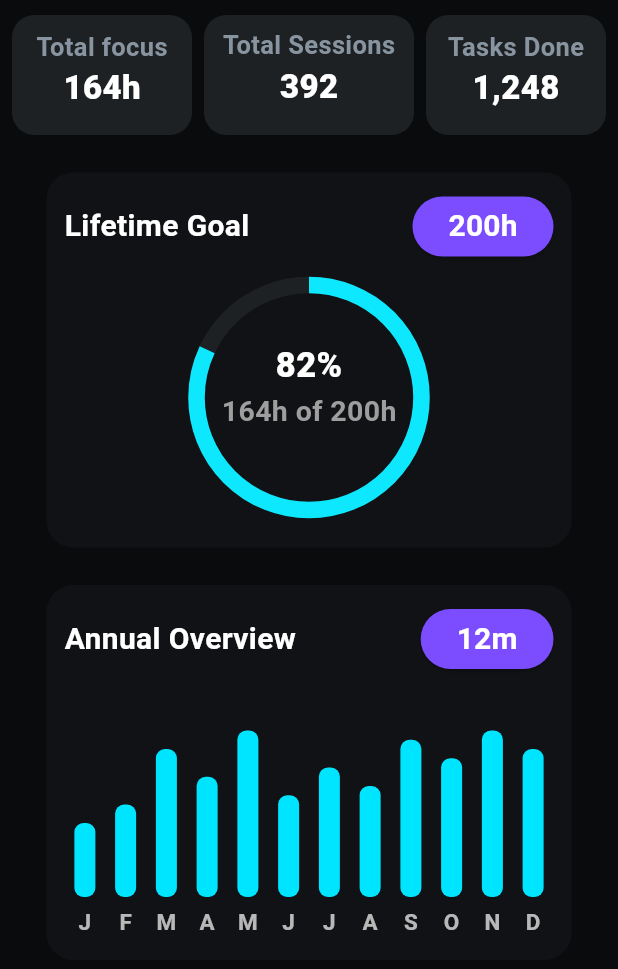
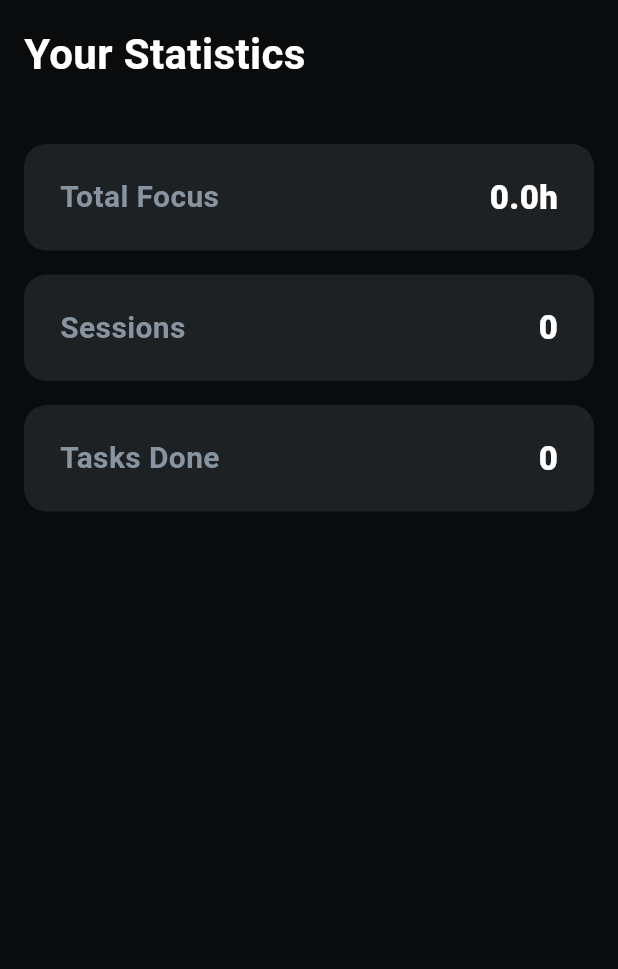
Before and after one commit to Mustafa-bangash/FocusFlow, a Flutter app: the AllStats screen opened directly, on a phone screen of 412 x 824 dp. Shown: the top 969 px of the screen. Run offline on Flutter 3.47's test engine with Material 3 defaults, Android fonts, the phone set to English and light mode, and no system bars; drawn by our look-alikes of fl_chart; our stand-ins replace cloud_firestore, firebase_auth, firebase_core; accounts and stored records are empty.

Commit message:
Stats screen ui refined

```diff
--- a/lib/AllStats/AllStats.dart
+++ b/lib/AllStats/AllStats.dart
@@ -1,207 +1,126 @@
+import 'package:cloud_firestore/cloud_firestore.dart';
+import 'package:firebase_auth/firebase_auth.dart';
 import 'package:flutter/material.dart';
-import 'package:fl_chart/fl_chart.dart';
 
-class AllStats extends StatelessWidget{
+// Converted to a StatefulWidget to fetch and display live data.
+class AllStats extends StatefulWidget {
   const AllStats({super.key});
-  double _getMonthData(int i) {
-    final data = [4.0, 5.0, 8.0, 6.5, 9.0, 5.5, 7.0, 6.0, 8.5, 7.5, 9.0, 8.0];
-    return data[i];
+
+  @override
+  State<AllStats> createState() => _AllStatsState();
+}
+
+class _AllStatsState extends State<AllStats> {
+  // REFACTORED: This is now a full-width card for a much cleaner look.
+  Widget _buildStatCard(String title, String value) {
+    return Container(
+      padding: const EdgeInsets.symmetric(horizontal: 24, vertical: 20),
+      decoration: BoxDecoration(
+        color: const Color(0xFF1E2124),
+        borderRadius: BorderRadius.circular(15),
+      ),
+      child: Row(
+        mainAxisAlignment: MainAxisAlignment.spaceBetween,
+        children: [
+          Text(
+            title,
+            style: const TextStyle(color: Color(0xff8894A0), fontWeight: FontWeight.bold, fontSize: 20),
+          ),
+          Text(
+            value,
+            style: const TextStyle(color: Colors.white, fontSize: 22, fontWeight: FontWeight.w900),
+          ),
+        ],
+      ),
+    );
   }
 
   @override
   Widget build(BuildContext context) {
+    final userId = FirebaseAuth.instance.currentUser?.uid;
+
+    if (userId == null) {
+      return const Scaffold(
+        backgroundColor: Color(0xFF0A0B0D),
+        body: Center(
+          child: Text("Please log in to see your stats.", style: TextStyle(color: Colors.white70)),
+        ),
+      );
+    }
+
     return Scaffold(
-      backgroundColor: Color(0xFF0A0B0D),
-    body: Column(
-      children: [
-        Container(
-          margin: EdgeInsets.only(top: 10),
+      backgroundColor: const Color(0xFF0A0B0D),
+      body: StreamBuilder<QuerySnapshot>(
+        stream: FirebaseFirestore.instance
+            .collection('users')
+            .doc(userId)
+            .collection('tasks')
+            .where('isCompleted', isEqualTo: true)
+            .snapshots(),
+        builder: (context, snapshot) {
+          if (snapshot.connectionState == ConnectionState.waiting) {
+            return const Center(child: CircularProgressIndicator());
+          }
 
-          child: Row(
-            mainAxisAlignment: MainAxisAlignment.spaceEvenly,
-            children: [
-              Container(
-                width: 120,
-                height: 80,
-                padding: EdgeInsets.all(8),
-                decoration: BoxDecoration(
-                  color: Color(0xFF1E2124),
+          if (snapshot.hasError) {
+            return Center(child: Text("Error: ${snapshot.error}", style: const TextStyle(color: Colors.red)));
+          }
 
-                  border: Border.all(
-                    color: Colors.transparent,
+          return SafeArea(
+            child: Padding(
+              padding: const EdgeInsets.all(16.0),
+              child: Column(
+                crossAxisAlignment: CrossAxisAlignment.stretch,
+                children: [
+                  const Text(
+                    "Your Statistics",
+                    style: TextStyle(color: Colors.white, fontSize: 28, fontWeight: FontWeight.bold),
+                  ),
+                  const SizedBox(height: 40),
 
-                  ),
-                  borderRadius: BorderRadius.circular(15)
-                ),
-                child: Column(
-                  children: [
-                    Text("Total focus",style: TextStyle(color: Color(0xff8894A0), fontWeight: FontWeight.bold, fontSize: 17),),
-                    Text("164h",style: TextStyle(color: Colors.white, fontSize: 22, fontWeight: FontWeight.w900),)
+                  // REFACTORED: The cards are now in a Column for a vertical, one-per-line layout.
+                  if (!snapshot.hasData || snapshot.data!.docs.isEmpty)
+                    Column(
+                      children: [
+                        _buildStatCard("Total Focus", "0.0h"),
+                        const SizedBox(height: 16),
+                        _buildStatCard("Sessions", "0"),
+                        const SizedBox(height: 16),
+                        _buildStatCard("Tasks Done", "0"),
+                      ],
+                    )
+                  else ...[
+                    Builder(builder: (context) {
+                      final completedTasks = snapshot.data!.docs;
+                      int tasksDone = completedTasks.length;
+                      int totalMinutes = 0;
+
+                      for (var doc in completedTasks) {
+                        final data = doc.data() as Map<String, dynamic>;
+                        final durationString = data['duration']?.toString().replaceAll('m', '') ?? '0';
+                        totalMinutes += int.tryParse(durationString) ?? 0;
+                      }
+
+                      String totalHours = (totalMinutes / 60).toStringAsFixed(1);
+
+                      // REFACTORED: Using a Column with spacing for a much cleaner design.
+                      return Column(
+                        children: [
+                          _buildStatCard("Total Focus", "${totalHours}h"),
+                          const SizedBox(height: 16),
+                          _buildStatCard("Sessions", tasksDone.toString()),
+                          const SizedBox(height: 16),
+                          _buildStatCard("Tasks Done", tasksDone.toString()),
+                        ],
+                      );
+                    })
                   ],
-                ),
-              ),
-              Container(
-                width: 140,
-                height: 80,
-                padding: EdgeInsets.all(7),
-                decoration: BoxDecoration(
-                    color: Color(0xFF1E2124),
-
-                    border: Border.all(
-                      color: Colors.transparent,
-
-                    ),
-                    borderRadius: BorderRadius.circular(15)
-                ),
-                child: Column(
-                  children: [
-                    Text("Total Sessions",style: TextStyle(color: Color(0xff8894A0), fontWeight: FontWeight.bold, fontSize: 17),),
-                    Text("392",style: TextStyle(color: Colors.white, fontSize: 22, fontWeight: FontWeight.w900),)
-                  ],
-                ),
-              ),
-              Container(
-                width: 120,
-                height: 80,
-                padding: EdgeInsets.all(8),
-                decoration: BoxDecoration(
-                    color: Color(0xFF1E2124),
-
-                    border: Border.all(
-                      color: Colors.transparent,
-
-                    ),
-                    borderRadius: BorderRadius.circular(15)
-                ),
-                child: Column(
-                  children: [
-                    Text("Tasks Done",style: TextStyle(color: Color(0xff8894A0), fontWeight: FontWeight.bold, fontSize: 17),),
-                    Text("1,248",style: TextStyle(color: Colors.white, fontSize: 22, fontWeight: FontWeight.w900),)
-                  ],
-                ),
-              ),
-            ],
-          ),
-        ),
-        Container(
-          margin: EdgeInsets.only(top: 25),
-          width: 350,
-          height: 250,
-          padding: EdgeInsets.all(12),
-          decoration: BoxDecoration(
-            color: Color(0xFF111215),
-            borderRadius: BorderRadius.circular(18)
-          ),
-          child: Column(
-            children: [
-              Row(
-                mainAxisAlignment: MainAxisAlignment.spaceBetween,
-                children: [
-                  Text("Lifetime Goal", style: TextStyle(color: Colors.white, fontSize: 20, fontWeight: FontWeight.bold),),
-                  ElevatedButton( onPressed:(){} , style:ElevatedButton.styleFrom(backgroundColor: Colors.deepPurpleAccent, )   ,child: Text("200h", style: TextStyle(color: Colors.white, fontWeight: FontWeight.bold, fontSize: 20),)),
                 ],
               ),
-              Stack(
-                alignment: Alignment.center,
-                children:[
-                  Padding(
-                    padding: const EdgeInsets.only(top: 15),
-                    child: SizedBox(
-                      height: 150,
-                      width: 150,
-
-                      child: CircularProgressIndicator(
-                        value: 0.82,
-                        strokeWidth: 11,
-                        color: Color(0xFF0EE8FF),
-                        backgroundColor: Color(0xFF1E2124),
-                      ),
-                    ),
-                  ),
-                  Column(
-                    children: [
-                      Text("82%", style: TextStyle(color: Colors.white, fontSize: 23, fontWeight: FontWeight.w900),),
-                      Text("164h of 200h", style: TextStyle(color: Colors.grey, fontSize: 19, fontWeight: FontWeight.bold),)
-                    ],
-                  )
-                ]
-              )
-            ],
-          )
-        ),
-        Container(
-            margin: EdgeInsets.only(top: 25),
-            width: 350,
-            height: 250,
-            padding: EdgeInsets.all(12),
-            decoration: BoxDecoration(
-                color: Color(0xFF111215),
-                borderRadius: BorderRadius.circular(18)
             ),
-            child: Column(
-              children: [
-                Row(
-                  mainAxisAlignment: MainAxisAlignment.spaceBetween,
-                  children: [
-                    Text("Annual Overview", style: TextStyle(color: Colors.white, fontSize: 20, fontWeight: FontWeight.bold),),
-                    ElevatedButton( onPressed:(){} , style:ElevatedButton.styleFrom(backgroundColor: Colors.deepPurpleAccent, )   ,child: Text("12m", style: TextStyle(color: Colors.white, fontWeight: FontWeight.bold, fontSize: 20),)),
-                  ],
-                ),
-
-                  SizedBox(
-                    height: 170,
-                    child: BarChart(
-                      BarChartData(
-                        alignment: BarChartAlignment.spaceAround,
-                        maxY: 12,
-                        barTouchData: BarTouchData(enabled: false),
-                        titlesData: FlTitlesData(
-                          leftTitles: const AxisTitles(sideTitles: SideTitles(showTitles: false)),
-                          topTitles: const AxisTitles(sideTitles: SideTitles(showTitles: false)),
-                          rightTitles: const AxisTitles(sideTitles: SideTitles(showTitles: false)),
-                          bottomTitles: AxisTitles(
-                            sideTitles: SideTitles(
-                              showTitles: true,
-                              getTitlesWidget: (value, meta) {
-                                const months = ['J','F','M','A','M','J','J','A','S','O','N','D'];
-                                final index = value.toInt();
-                                final label = (index >= 0 && index < months.length) ? months[index] : '';
-                                return Padding(
-                                  padding: const EdgeInsets.only(top: 6.0),
-                                  child: Text(label, style: const TextStyle(color: Colors.white70, fontSize: 15, fontWeight: FontWeight.bold)),
-                                );
-                              },
-                              reservedSize: 22,
-                            ),
-                          ),
-                        ),
-                        gridData: FlGridData(show: false),
-                        borderData: FlBorderData(show: false),
-                        barGroups: List.generate(12, (i) {
-                          final val = _getMonthData(i); // Data values from helper method
-                          return BarChartGroupData(
-                            x: i,
-                            barRods: [
-                              BarChartRodData(
-                                toY: val,
-                                width: 14,
-                                borderRadius: BorderRadius.circular(6),
-                                color: const Color(0xFF00E5FF),
-                              ),
-                            ],
-                          );
-                        }),
-                      ),
-                    ),
-                  ),
-
-
-
-              ],
-            )
-        ),
-      ],
-    )
+          );
+        },
+      ),
     );
   }
 }
```
